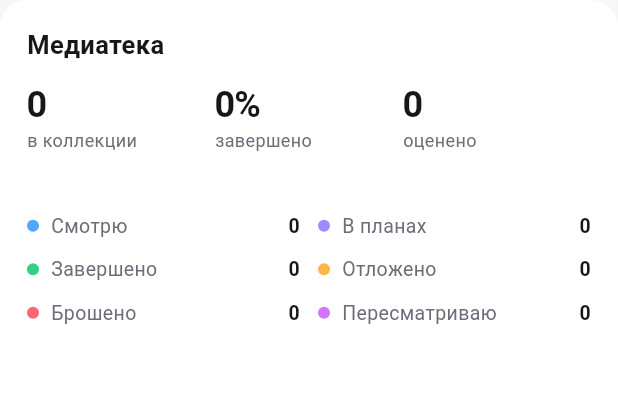
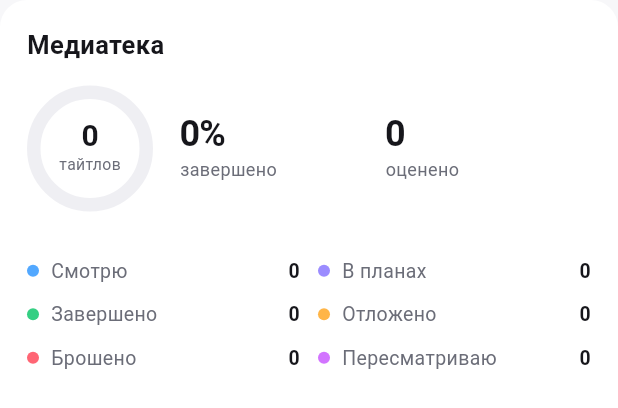
Before and after one commit to Wengine-wq/AniMix, a Flutter app: the ProfileLibraryOverview widget shown alone on an empty page, opened directly with empty values, on a phone screen of 412 x 824 dp. Shown: the top 408 px of the screen. Run offline on Flutter 3.47's test engine with Material 3 defaults, Android fonts, the phone set to English and light mode, and no system bars; our stand-ins replace cached_network_image, dio, flutter_cache_manager, flutter_dotenv, flutter_secure_storage, flutter_widget_from_html_core and 6 more; missing offline and left inert: file_selector, flutter_web_auth_2, fvp, motor, webview_flutter_android, webview_flutter_wkwebview and 1 more; accounts and stored records are empty; network calls fail.

Commit message:
Auto-only progress, Rewatching list, aligned profile with mini chart
- Detail progress is read-only and uses episodes the player marked as
  watched; the manual +/- controls are gone.
- Bookmarks and the list-status sheet get a separate 'Пересматриваю'.
- Profile header aligns to the page inset; the library card shows a
  compact ring with the total next to completion and scores.

Co-Authored-By: Claude Opus 5.5 (1M context) <noreply@anthropic.com>

```diff
--- a/lib/features/profile/profile_components.dart
+++ b/lib/features/profile/profile_components.dart
@@ -44,7 +44,12 @@ class ProfileHeader extends StatelessWidget {
           Container(
             width: double.infinity,
             height: MediaQuery.sizeOf(context).width >= 700 ? 210 : 168,
-            margin: const EdgeInsets.fromLTRB(16, 8, 16, 0),
+            margin: const EdgeInsets.fromLTRB(
+              AniMixLayout.pageInset,
+              8,
+              AniMixLayout.pageInset,
+              0,
+            ),
             clipBehavior: Clip.antiAlias,
             decoration: const BoxDecoration(
               borderRadius: BorderRadius.all(Radius.circular(AniMixRadius.xl)),
@@ -109,7 +114,7 @@ class ProfileHeader extends StatelessWidget {
             ),
           ),
           Positioned(
-            left: 32,
+            left: AniMixLayout.pageInset + 16,
             bottom: -42,
             child: Stack(
               clipBehavior: Clip.none,
@@ -197,7 +202,12 @@ class ProfileHeader extends StatelessWidget {
       // Name sits beside the overlapping avatar, left-aligned like a social
       // profile, instead of a centered stack under the cover.
       Padding(
-        padding: const EdgeInsets.fromLTRB(32 + 92 + 14, 10, 20, 0),
+        padding: const EdgeInsets.fromLTRB(
+          AniMixLayout.pageInset + 16 + 92 + 14,
+          10,
+          AniMixLayout.pageInset,
+          0,
+        ),
         child: Column(
           crossAxisAlignment: CrossAxisAlignment.start,
           children: [
@@ -428,36 +438,15 @@ class ProfileLibraryOverview extends StatelessWidget {
           ),
           const SizedBox(height: 14),
           Row(
+            crossAxisAlignment: CrossAxisAlignment.center,
             children: [
-              _Headline(value: '$total', label: 'в коллекции'),
+              _MiniRing(stats: stats, total: total),
+              const SizedBox(width: 18),
               _Headline(value: '$completion%', label: 'завершено'),
               _Headline(value: '${user.scores}', label: 'оценено'),
             ],
           ),
           const SizedBox(height: 16),
-          Semantics(
-            label: 'Всего $total аниме, завершено ${user.watched}',
-            child: ClipRRect(
-              borderRadius: BorderRadius.circular(99),
-              child: SizedBox(
-                height: 8,
-                child: total == 0
-                    ? ColoredBox(color: scheme.surfaceContainerHigh)
-                    : Row(
-                        children: [
-                          for (final stat in stats.where((s) => s.value > 0))
-                            Expanded(
-                              flex: stat.value,
-                              child: Padding(
-                                padding: const EdgeInsets.only(right: 2),
-                                child: ColoredBox(color: stat.color),
-                              ),
-                            ),
-                        ],
-                      ),
-              ),
-            ),
-          ),
           const SizedBox(height: 14),
           LayoutBuilder(
             builder: (context, constraints) {
@@ -735,3 +724,84 @@ class AchievementStrip extends StatelessWidget {
     );
   }
 }
+
+/// Compact donut of the library split, shown beside the headline numbers.
+class _MiniRing extends StatelessWidget {
+  const _MiniRing({required this.stats, required this.total});
+  final List<_LibraryStat> stats;
+  final int total;
+
+  @override
+  Widget build(BuildContext context) => SizedBox.square(
+    dimension: 84,
+    child: CustomPaint(
+      painter: _MiniRingPainter(
+        stats: stats,
+        total: total,
+        track: Theme.of(context).colorScheme.surfaceContainerHigh,
+      ),
+      child: Center(
+        child: Column(
+          mainAxisSize: MainAxisSize.min,
+          children: [
+            Text(
+              '$total',
+              style: const TextStyle(
+                fontSize: 20,
+                height: 1,
+                fontWeight: FontWeight.w700,
+              ),
+            ),
+            const SizedBox(height: 2),
+            Text(
+              'тайтлов',
+              style: TextStyle(
+                color: Theme.of(context).colorScheme.onSurfaceVariant,
+                fontSize: 10.5,
+              ),
+            ),
+          ],
+        ),
+      ),
+    ),
+  );
+}
+
+class _MiniRingPainter extends CustomPainter {
+  const _MiniRingPainter({
+    required this.stats,
+    required this.total,
+    required this.track,
+  });
+  final List<_LibraryStat> stats;
+  final int total;
+  final Color track;
+
+  @override
+  void paint(Canvas canvas, Size size) {
+    const stroke = 9.0;
+    final rect = (Offset.zero & size).deflate(stroke / 2);
+    final paint = Paint()
+      ..style = PaintingStyle.stroke
+      ..strokeWidth = stroke
+      ..strokeCap = StrokeCap.butt;
+    canvas.drawArc(rect, 0, 6.2832, false, paint..color = track);
+    if (total <= 0) return;
+    var start = -1.5708;
+    for (final stat in stats.where((s) => s.value > 0)) {
+      final sweep = 6.2832 * stat.value / total;
+      canvas.drawArc(
+        rect,
+        start + .03,
+        (sweep - .06).clamp(0.02, 6.2832),
+        false,
+        paint..color = stat.color,
+      );
+      start += sweep;
+    }
+  }
+
+  @override
+  bool shouldRepaint(_MiniRingPainter oldDelegate) =>
+      oldDelegate.total != total || oldDelegate.track != track;
+}
--- a/lib/features/profile/profile_screen.dart
+++ b/lib/features/profile/profile_screen.dart
@@ -730,13 +730,13 @@ class _ProfileUsageCard extends StatelessWidget {
     );
 
     return AniMixSurface(
-      padding: const EdgeInsets.all(AniMixSpacing.lg),
+      padding: const EdgeInsets.all(18),
       child: Column(
         crossAxisAlignment: CrossAxisAlignment.start,
         children: [
           const AniMixSectionHeader(
             title: 'Статистика просмотра',
-            subtitle: 'Серии из библиотеки; часы рассчитаны по хронометражу',
+            subtitle: 'Часы рассчитаны по хронометражу серий',
             icon: CupertinoIcons.play_rectangle_fill,
           ),
           const SizedBox(height: AniMixSpacing.lg),
@@ -886,7 +886,7 @@ class _ActivityRhythm extends StatelessWidget {
     return Padding(
       padding: const EdgeInsets.symmetric(horizontal: AniMixLayout.pageInset),
       child: AniMixSurface(
-        padding: const EdgeInsets.all(AniMixSpacing.lg),
+        padding: const EdgeInsets.all(18),
         child: Column(
           crossAxisAlignment: CrossAxisAlignment.start,
           children: [
```
Also changed, not shown: lib/features/anime_detail/anime_detail_screen.dart (+23 -59 lines), lib/features/catalog/catalog_screen.dart (+9 -8 lines).
